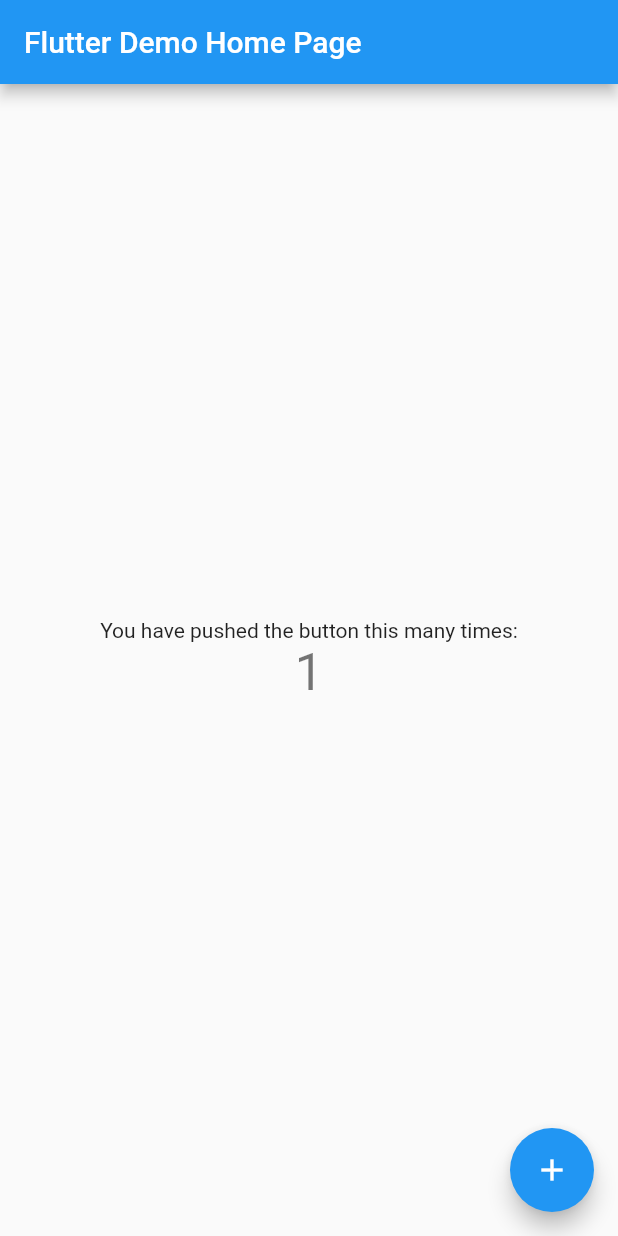
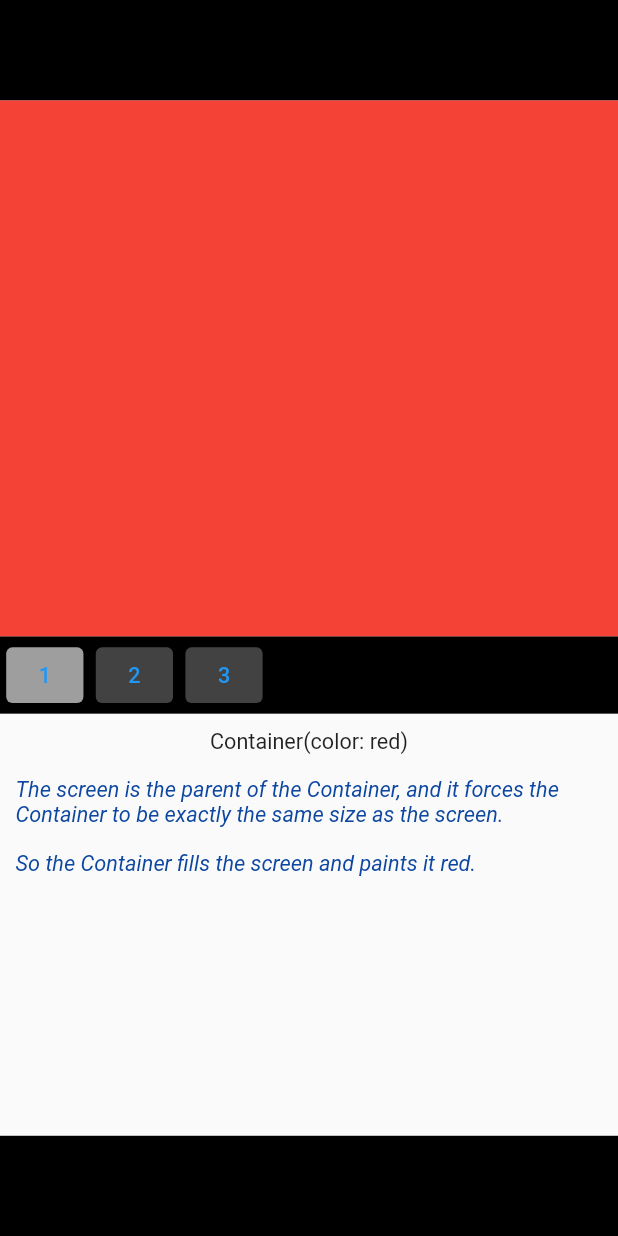
Before and after one commit to wwwlly/flutter_module, a Flutter app: the screen it shows after launch, after a tap on the "add" icon, on a phone screen of 412 x 824 dp. Run offline on Flutter 3.47's test engine with Material 2 defaults, Android fonts, the phone set to English and light mode, and no system bars.

Commit message:
layout article

```diff
--- /dev/null
+++ b/lib/layout_article.dart
@@ -0,0 +1,253 @@
+import 'package:flutter/material.dart';
+import 'dart:developer' as developer;
+
+// void main() => runApp(const HomePage());
+
+const red = Colors.red;
+const green = Colors.green;
+const blue = Colors.blue;
+const big = TextStyle(fontSize: 30);
+
+class HomePage extends StatelessWidget {
+  const HomePage({Key? key}) : super(key: key);
+
+  @override
+  Widget build(BuildContext context) {
+    return const FlutterLayoutArticle([
+      Example1(),
+      Example2(),
+      Example3(),
+    ]);
+  }
+}
+
+abstract class Example extends StatelessWidget {
+  const Example({Key? key}) : super(key: key);
+
+  String get code;
+
+  String get explanation;
+}
+
+class FlutterLayoutArticle extends StatefulWidget {
+  const FlutterLayoutArticle(this.examples, {Key? key}) : super(key: key);
+
+  final List<Example> examples;
+
+  @override
+  State<StatefulWidget> createState() => _FlutterLayoutArticleState();
+}
+
+class _FlutterLayoutArticleState extends State<FlutterLayoutArticle> {
+  late int count;
+  late Widget example;
+  late String code;
+  late String explanation;
+
+  @override
+  void initState() {
+    count = 1;
+    code = const Example1().code;
+    explanation = const Example1().explanation;
+
+    super.initState();
+  }
+
+  @override
+  void didUpdateWidget(covariant FlutterLayoutArticle oldWidget) {
+    developer.log('==========didUpdateWidget');
+    super.didUpdateWidget(oldWidget);
+    var example = widget.examples[count - 1];
+    code = example.code;
+    explanation = example.explanation;
+  }
+
+  @override
+  Widget build(BuildContext context) {
+    return MaterialApp(
+      debugShowCheckedModeBanner: false,
+      title: 'Flutter Layout Article',
+      home: SafeArea(
+        child: Material(
+          color: Colors.black,
+          child: FittedBox(
+            child: Container(
+              width: 400,
+              height: 670,
+              color: const Color(0xFFCCCCCC),
+              child: Column(
+                crossAxisAlignment: CrossAxisAlignment.center,
+                children: [
+                  Expanded(
+                      child: ConstrainedBox(
+                    constraints: const BoxConstraints.tightFor(
+                        width: double.infinity, height: double.infinity),
+                    child: widget.examples[count - 1],
+                  )),
+                  Container(
+                    height: 50,
+                    width: double.infinity,
+                    color: Colors.black,
+                    child: SingleChildScrollView(
+                      scrollDirection: Axis.horizontal,
+                      child: Row(
+                        mainAxisSize: MainAxisSize.min,
+                        children: [
+                          for (int i = 0; i < widget.examples.length; i++)
+                            Container(
+                              width: 58,
+                              padding:
+                                  const EdgeInsets.only(left: 4.0, right: 4.0),
+                              child: button(i + 1),
+                            ),
+                        ],
+                      ),
+                    ),
+                  ),
+                  Container(
+                    height: 273,
+                    color: Colors.grey[50],
+                    child: Scrollbar(
+                      child: SingleChildScrollView(
+                        key: ValueKey(count),
+                        child: Padding(
+                          padding: const EdgeInsets.all(10.0),
+                          child: Column(
+                            children: [
+                              Center(
+                                child: Text(code),
+                              ),
+                              const SizedBox(
+                                height: 15,
+                              ),
+                              Text(
+                                explanation,
+                                style: TextStyle(
+                                    color: Colors.blue[900],
+                                    fontStyle: FontStyle.italic),
+                              )
+                            ],
+                          ),
+                        ),
+                      ),
+                    ),
+                  )
+                ],
+              ),
+            ),
+          ),
+        ),
+      ),
+    );
+  }
+
+  Widget button(int exampleNumber) {
+    return Button(
+      key: ValueKey('button$exampleNumber'),
+      isSelected: count == exampleNumber,
+      exampleNumber: exampleNumber,
+      onPressed: () {
+        showExample(exampleNumber, widget.examples[exampleNumber - 1].code,
+            widget.examples[exampleNumber - 1].explanation);
+      },
+    );
+  }
+
+  void showExample(int exampleNumber, String code, String explanation) {
+    setState(() {
+      count = exampleNumber;
+      this.code = code;
+      this.explanation = explanation;
+    });
+  }
+}
+
+class Button extends StatelessWidget {
+  final bool isSelected;
+  final int exampleNumber;
+  final VoidCallback onPressed;
+
+  const Button(
+      {Key? key,
+      required this.isSelected,
+      required this.exampleNumber,
+      required this.onPressed})
+      : super(key: key);
+
+  @override
+  Widget build(BuildContext context) {
+    return TextButton(
+        style: TextButton.styleFrom(
+          // foregroundColor: Colors.white,
+          backgroundColor: isSelected ? Colors.grey : Colors.grey[800],
+        ),
+        onPressed: () {
+          Scrollable.ensureVisible(
+            context,
+            duration: const Duration(milliseconds: 350),
+            curve: Curves.easeOut,
+            alignment: 0.5,
+          );
+          onPressed();
+        },
+        child: Text(exampleNumber.toString()));
+  }
+}
+
+class Example1 extends Example {
+  const Example1({Key? key}) : super(key: key);
+
+  @override
+  final code = 'Container(color: red)';
+
+  @override
+  final explanation = 'The screen is the parent of the Container, '
+      'and it forces the Container to be exactly the same size as the screen.'
+      '\n\n'
+      'So the Container fills the screen and paints it red.';
+
+  @override
+  Widget build(BuildContext context) {
+    return Container(color: red);
+  }
+}
+
+class Example2 extends Example {
+  const Example2({Key? key}) : super(key: key);
+
+  @override
+  final code = 'Container(width: 100, height: 100, color: red)';
+
+  @override
+  final explanation = 'The red Container wants to be 100x100, but it can\'t, '
+      'because the screen forces it to be exactly the same size as the screen.'
+      '\n\n'
+      'So the Container fills the screen.';
+
+  @override
+  Widget build(BuildContext context) {
+    return Container(width: 100, height: 100, color: red);
+  }
+}
+
+class Example3 extends Example {
+  const Example3({Key? key}) : super(key: key);
+
+  @override
+  final code = 'Center(\n'
+      '   child: Container(width: 100, height: 100, color: red))';
+  @override
+  final String explanation =
+      'The screen forces the Center to be exactly the same size as the screen, '
+      'so the Center fills the screen.'
+      '\n\n'
+      'The Center tells the Container that it can be any size it wants, but not bigger than the screen.'
+      'Now the Container can indeed be 100x100.';
+
+  @override
+  Widget build(BuildContext context) {
+    return Center(
+      child: Container(width: 100, height: 100, color: red),
+    );
+  }
+}
--- a/lib/main.dart
+++ b/lib/main.dart
@@ -1,4 +1,6 @@
 import 'package:flutter/material.dart';
+
+import 'layout_article.dart';
 
 void main() => runApp(const MyApp());
 
@@ -58,6 +60,14 @@ class _MyHomePageState extends State<MyHomePage> {
     });
   }
 
+  void _gotoLayoutArticle() {
+    Navigator.of(context).push(
+      MaterialPageRoute(
+        builder: (context) => const HomePage(),
+      )
+    );
+  }
+
   @override
   Widget build(BuildContext context) {
     // This method is rerun every time setState is called, for instance as done
@@ -103,7 +113,7 @@ class _MyHomePageState extends State<MyHomePage> {
         ),
       ),
       floatingActionButton: FloatingActionButton(
-        onPressed: _incrementCounter,
+        onPressed: _gotoLayoutArticle,
         tooltip: 'Increment',
         child: const Icon(Icons.add),
       ), // This trailing comma makes auto-formatting nicer for build methods.
```
